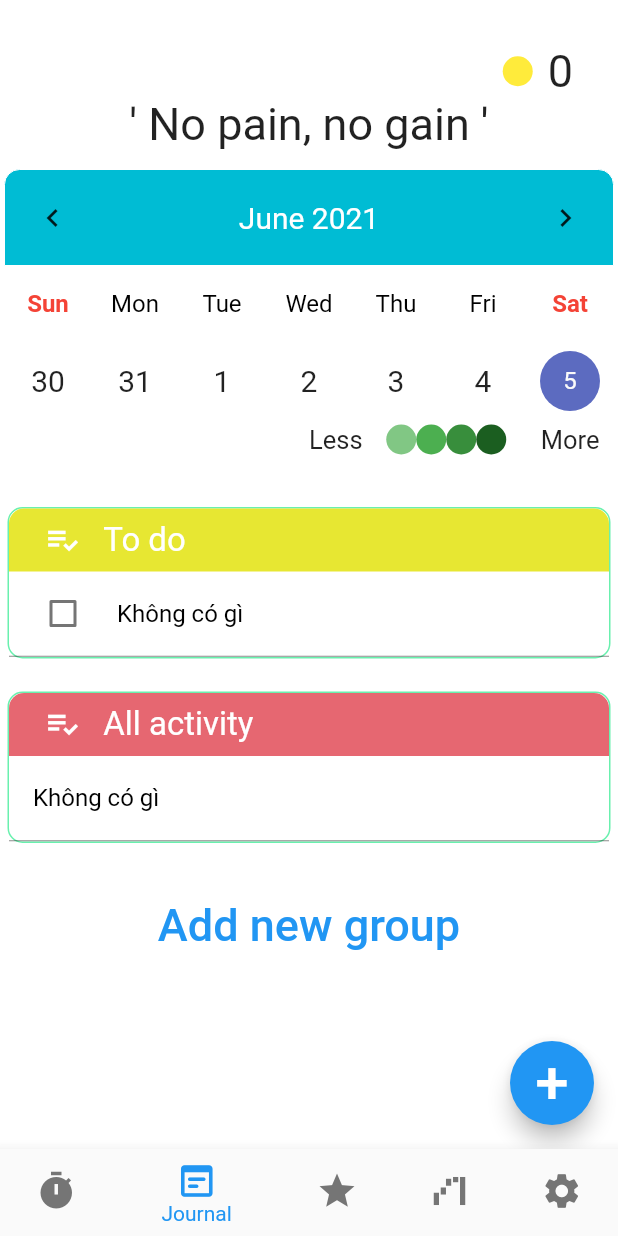
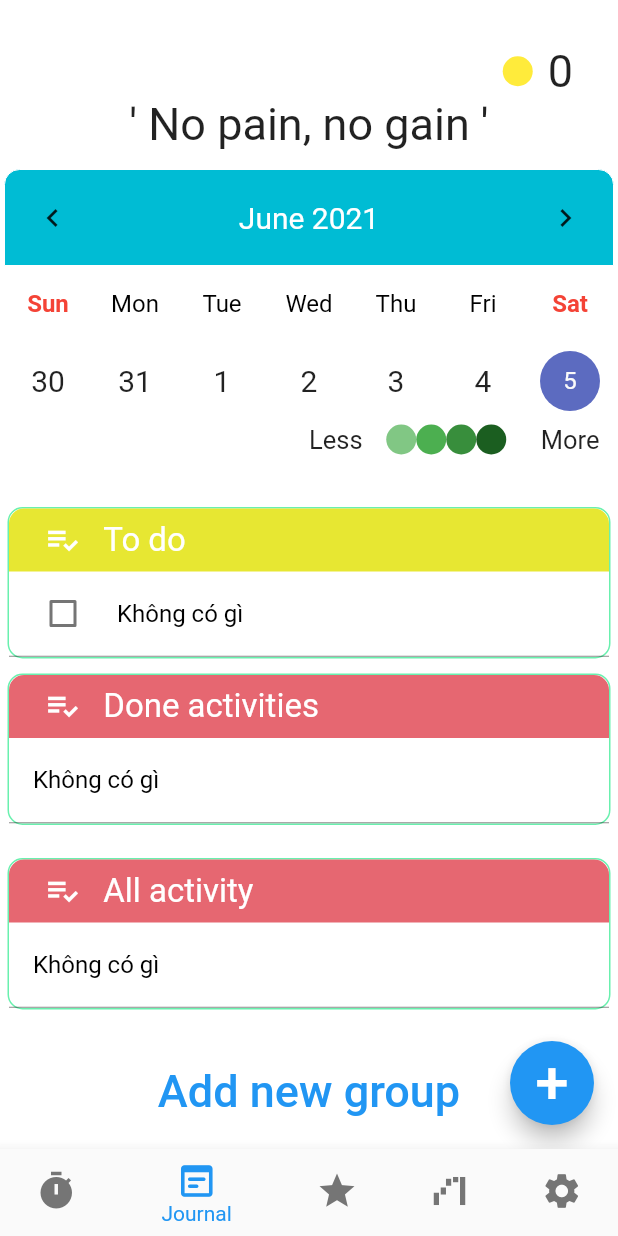
Before and after one commit to CongPhiNguyen/focusAssist, a Flutter app: the screen it shows after launch, item 2 of the bottom bar chosen, on a phone screen of 412 x 824 dp. Run offline on Flutter 3.47's test engine with Material 2 defaults, Android fonts, the phone set to English and light mode, and no system bars; drawn by our look-alikes of table_calendar; our stand-ins replace pie_chart, sqflite; accounts and stored records are empty.

Commit message:
Thêm bảng các hoạt động đã hoàn thành

```diff
--- a/focus_assist/lib/pages/journal_screen.dart
+++ b/focus_assist/lib/pages/journal_screen.dart
@@ -40,12 +40,14 @@ class _JournalScreenState extends State<JournalScreen> {
   List<Map<String, dynamic>> database;
   List<String> allGroup, allGroupKey;
   List<List<String>> allGroupActivity, allGroupActivityKey;
-
+  List<String> doneList, doneListKey;
   @override
   void initState() {
     // TODO: implement initState
     super.initState();
     allGroup = ['Fuck'];
+    doneList = ['Không có gì'];
+    doneListKey = ['None'];
     allGroupKey = ['NONE'];
     allGroupActivity = [];
     allGroupActivityKey = [];
@@ -56,6 +58,7 @@ class _JournalScreenState extends State<JournalScreen> {
     toDos = [
       ToDo(check: false, task: "Không có gì", taskKey: 'None'),
     ];
+
     items = [];
     dataMap = {"Skip": 500, "Done": 322, "Fail": 112};
     allActivity = ["Không có gì"];
@@ -89,6 +92,167 @@ class _JournalScreenState extends State<JournalScreen> {
   }
 
   // Các hàm cần thiết để load dữ liệu
+  void getDoneTask() async {
+    print("Fuck Done");
+    int selectedDay = dateTimeToInt(_selectedDay);
+    database = await dbHelper.rawQuery(
+        ''' select * from MUCTIEU where MAMUCTIEU in (select MAMUCTIEU from THONGKE where NGAYHOANTHANH=$selectedDay) ''');
+    if (database.length == 0) {
+      setState(() {
+        doneList = doneList = ['Không có gì'];
+        doneListKey = ['None'];
+      });
+    }
+    if (database.length > 0) {
+      doneList = [];
+      doneListKey = [''];
+      String k = DateFormat('EEEE').format(_selectedDay);
+      List<String> daysofWeek = [
+        'Monday',
+        'Tuesday',
+        'Wednesday',
+        'Thursday',
+        'Friday',
+        'Saturday',
+        'Sunday'
+      ];
+      int indexOfK = daysofWeek.indexOf(k);
+      for (int i = 0; i < database.length; i++) {
+        DateTime start =
+            intToDateTime(int.parse(database[i]['NGAYBATDAU'].toString()));
+        if (_selectedDay.year < start.year) {
+          continue;
+        } else if (_selectedDay.year == start.year) {
+          if (_selectedDay.month < start.month) {
+            continue;
+          } else if (_selectedDay.month == start.month) {
+            if (_selectedDay.day < start.day) {
+              continue;
+            }
+          }
+        }
+        if (database[i]['LOAIHINH'] == 'Fixed') {
+          String h = database[i]['CACNGAY'].toString();
+          // Xử lý vì chuyển từ int nên có thể không đủ 7 chữ số
+          while (h.length < 7) {
+            h = '0' + h;
+          }
+          if (h[indexOfK] == '1') {
+            setState(() {
+              doneList.add(database[i]['TENMUCTIEU']);
+              doneListKey.add(database[i]['MAMUCTIEU']);
+            });
+          }
+        } else if (database[i]['LOAIHINH'] == 'Flexible') {
+          setState(() {
+            doneList.add(
+              database[i]['TENMUCTIEU'] +
+                  '  0/' +
+                  database[i]['SOLAN'].toString(),
+            );
+            doneListKey.add(database[i]['MAMUCTIEU']);
+          });
+        } else if (database[i]['LOAIHINH'] == 'Repeating') {
+          int val = int.parse(database[i]['KHOANGTHOIGIAN']);
+          Duration diff = start.difference(_selectedDay);
+          if (diff.inDays % val == 0) {
+            print(val);
+            setState(() {
+              doneList.add(database[i]['TENMUCTIEU']);
+              doneListKey.add(database[i]['MAMUCTIEU']);
+            });
+          }
+        }
+      }
+    }
+
+    if (toDos.length == 0) {
+      toDos = [
+        ToDo(check: false, task: "Không có gì", taskKey: 'None'),
+      ];
+    }
+  }
+
+  Widget DoneTask() {
+    return Padding(
+      padding: const EdgeInsets.all(5.0),
+      child: Container(
+        decoration: BoxDecoration(
+            border: Border.all(color: Colors.greenAccent, width: 1),
+            borderRadius: BorderRadius.all(Radius.circular(10))),
+        child: Column(
+          children: [
+            Container(
+                decoration: BoxDecoration(
+                    color: Color(0xffe66771),
+                    borderRadius: BorderRadius.only(
+                      topLeft: Radius.circular(10),
+                      topRight: Radius.circular(10),
+                    )),
+                child: Padding(
+                  padding: const EdgeInsets.all(8.0),
+                  child: Row(
+                      mainAxisAlignment: MainAxisAlignment.center,
+                      children: [
+                        Expanded(
+                          flex: 1,
+                          child: InkWell(
+                            onTap: () {
+                              getDoneTask();
+                            },
+                            child: Icon(
+                              Icons.playlist_add_check,
+                              color: Colors.white,
+                              size: 25,
+                            ),
+                          ),
+                        ),
+                        Expanded(
+                          flex: 6,
+                          child: Text(
+                            "Done activities",
+                            style: TextStyle(color: Colors.white, fontSize: 22),
+                          ),
+                        ),
+                      ]),
+                )),
+            ListView.builder(
+              shrinkWrap: true,
+              itemCount: doneList.length,
+              itemBuilder: (context, index) {
+                return Column(
+                  children: [
+                    InkWell(
+                      onTap: () async {
+                        if (doneListKey[index] == 'None') return;
+                        await Navigator.push(
+                            context,
+                            MaterialPageRoute(
+                                builder: (context) => ViewActivity(
+                                      activityKey: doneListKey[index],
+                                      activityName: doneList[index],
+                                    )));
+                        getAllActivity();
+                        getToDoList();
+                        getAllGroup();
+                      },
+                      child: ListTile(
+                        title: Text(doneList[index],
+                            style: TextStyle(color: Colors.black)),
+                        tileColor: Colors.white,
+                      ),
+                    ),
+                    Divider(height: 1, color: Colors.black45)
+                  ],
+                );
+              },
+            ),
+          ],
+        ),
+      ),
+    );
+  }
+
   void getAllActivity() async {
     database = await dbHelper.query('MUCTIEU');
     if (database.length == 0) {
@@ -110,7 +274,7 @@ class _JournalScreenState extends State<JournalScreen> {
   }
 
   void getToDoList() async {
-    print("Fuck");
+    print("Fuck Done");
     int selectedDay = dateTimeToInt(_selectedDay);
     database = await dbHelper.rawQuery(
         ''' select * from MUCTIEU where MAMUCTIEU not in (select MAMUCTIEU from THONGKE where NGAYHOANTHANH=$selectedDay) ''');
@@ -254,6 +418,7 @@ class _JournalScreenState extends State<JournalScreen> {
                           style: TextStyle(color: Colors.black)),
                       tileColor: Colors.white,
                       onChanged: (bool value) async {
+                        if (toDos[index].taskKey == 'None') return;
                         await showDialog(
                             context: context,
                             builder: (BuildContext context) => AlertDialog(
@@ -289,6 +454,7 @@ class _JournalScreenState extends State<JournalScreen> {
                                     )
                                   ],
                                 ));
+                        getDoneTask();
                       },
                     ),
                     Divider(height: 1, color: Colors.black45)
@@ -353,6 +519,7 @@ class _JournalScreenState extends State<JournalScreen> {
                   children: [
                     InkWell(
                       onTap: () async {
+                        if (allActivityKey[index] == 'None') return;
                         await Navigator.push(
                             context,
                             MaterialPageRoute(
@@ -650,6 +817,7 @@ class _JournalScreenState extends State<JournalScreen> {
                     });
                 });
                 getToDoList();
+                getDoneTask();
               }
             },
             onFormatChanged: (format) {
@@ -748,8 +916,8 @@ class _JournalScreenState extends State<JournalScreen> {
         SizedBox(
           height: 30,
         ),
-        //Hiển thị tất cả các hoạt động(hoàn thành và chưa hoàn thành)
         ToDoList(),
+        DoneTask(),
         SizedBox(
           height: 12,
         ),
```
